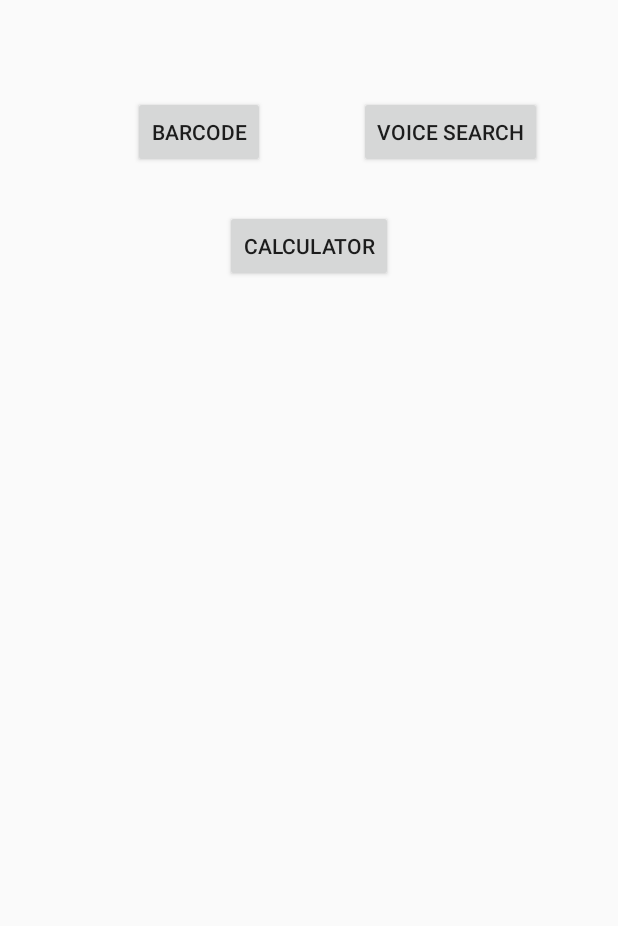
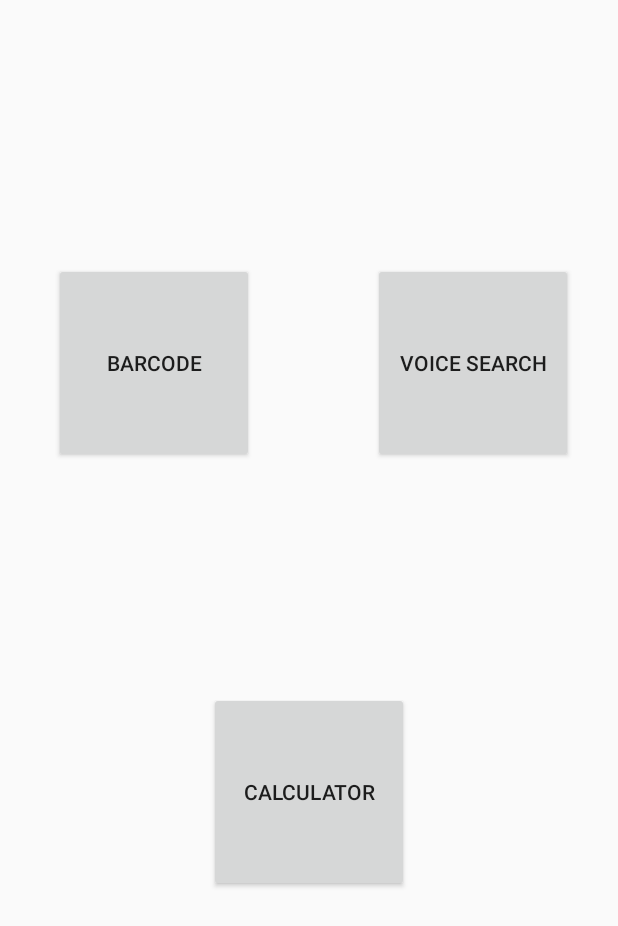
Before and after one commit to slashgk/Ayush-SIH, an Android app: the screen it shows after launch (MainActivity), on a phone screen of 412 x 824 dp. Shown: the top 926 px of the screen. Run offline under Robolectric (Android 15) with nearby library versions, the phone set to English and light mode, and no system bars; libraries missing offline, so code that uses them is left out: com.edwardvanraak.materialbarcodescanner.

Commit message:
Structure done

```diff
--- a/app/src/main/res/layout/activity_main.xml
+++ b/app/src/main/res/layout/activity_main.xml
@@ -4,37 +4,44 @@
     xmlns:tools="http://schemas.android.com/tools"
     android:layout_width="match_parent"
     android:layout_height="match_parent"
-    tools:context="com.bitplasma.app.ayush_demo.MainActivity">
+    tools:context="com.bitplasma.app.ayush_demo.MainActivity"
+    tools:layout_editor_absoluteY="25dp">
 
     <Button
         android:id="@+id/barcode"
-        android:layout_width="wrap_content"
-        android:layout_height="wrap_content"
-        android:layout_marginEnd="21dp"
-        android:layout_marginStart="48dp"
+        android:layout_width="133dp"
+        android:layout_height="133dp"
+        android:layout_marginBottom="42dp"
+        android:layout_marginEnd="70dp"
+        android:layout_marginStart="27dp"
         android:layout_marginTop="64dp"
         android:text="Barcode"
+        app:layout_constraintBottom_toTopOf="@+id/calculator"
         app:layout_constraintEnd_toStartOf="@+id/voice"
         app:layout_constraintStart_toStartOf="parent"
+        app:layout_constraintTop_toTopOf="parent"
+        app:layout_constraintVertical_chainStyle="packed" />
+
+    <Button
+        android:id="@+id/voice"
+        android:layout_width="133dp"
+        android:layout_height="133dp"
+        android:layout_marginBottom="67dp"
+        android:layout_marginEnd="21dp"
+        android:layout_marginTop="90dp"
+        android:text="Voice Search"
+        app:layout_constraintBottom_toTopOf="@+id/calculator"
+        app:layout_constraintEnd_toEndOf="parent"
+        app:layout_constraintStart_toEndOf="@+id/barcode"
         app:layout_constraintTop_toTopOf="parent" />
 
     <Button
-        android:id="@+id/voice"
-        android:layout_width="wrap_content"
-        android:layout_height="wrap_content"
-        android:layout_marginEnd="10dp"
-        android:text="Voice Search"
-        app:layout_constraintBottom_toBottomOf="@+id/barcode"
-        app:layout_constraintEnd_toEndOf="parent"
-        app:layout_constraintStart_toEndOf="@+id/barcode"
-        app:layout_constraintTop_toTopOf="@+id/barcode" />
-
-    <Button
         android:id="@+id/calculator"
-        android:layout_width="wrap_content"
-        android:layout_height="wrap_content"
-        android:layout_marginTop="28dp"
+        android:layout_width="133dp"
+        android:layout_height="133dp"
+        android:layout_marginBottom="144dp"
         android:text="Calculator"
+        app:layout_constraintBottom_toBottomOf="parent"
         app:layout_constraintEnd_toEndOf="parent"
         app:layout_constraintHorizontal_bias="0.501"
         app:layout_constraintStart_toStartOf="parent"
--- a/app/src/main/res/layout/content_main.xml
+++ b/app/src/main/res/layout/content_main.xml
@@ -18,6 +18,6 @@
         android:layout_width="wrap_content"
         android:layout_height="wrap_content"
         android:textAppearance="?android:attr/textAppearanceLarge"
-        android:text="Start scanning by pressing the FAB!"
+        android:text=""
         android:layout_centerHorizontal="true" />
 </RelativeLayout>
```
Also changed, not shown: app/src/main/java/com/bitplasma/app/ayush_demo/BarcodeScan.java (+9 -46 lines), app/src/main/java/com/bitplasma/app/ayush_demo/MainActivity.java (+53 -2 lines), app/src/main/java/com/bitplasma/app/ayush_demo/SpeechScan.java (+10 -2 lines), app/src/main/res/drawable/back.xml (added, +7 -0 lines), app/src/main/res/layout/activity_speech_scan.xml (+68 -14 lines).
